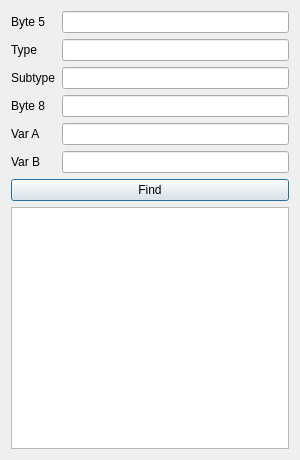
Old version of the form dsvedit/entity_search.ui in the repository LagoLunatic/DSVEdit.
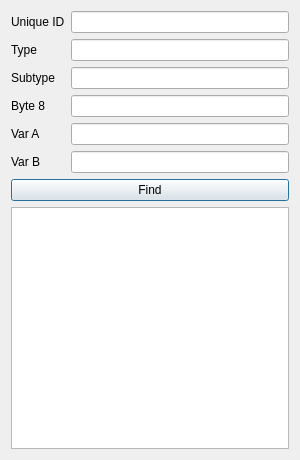
New version of the form.

Commit message: Rename byte 5 to unique ID

```diff
--- a/dsvedit/entity_search.ui
+++ b/dsvedit/entity_search.ui
@@ -62,7 +62,7 @@
      <item row="0" column="0">
       <widget class="QLabel" name="label_5">
        <property name="text">
-        <string>Byte 5</string>
+        <string>Unique ID</string>
        </property>
       </widget>
      </item>
```
Left out of the diff: 2 changed lines with no effect on the pictures. The commit also changes 16 other files.
